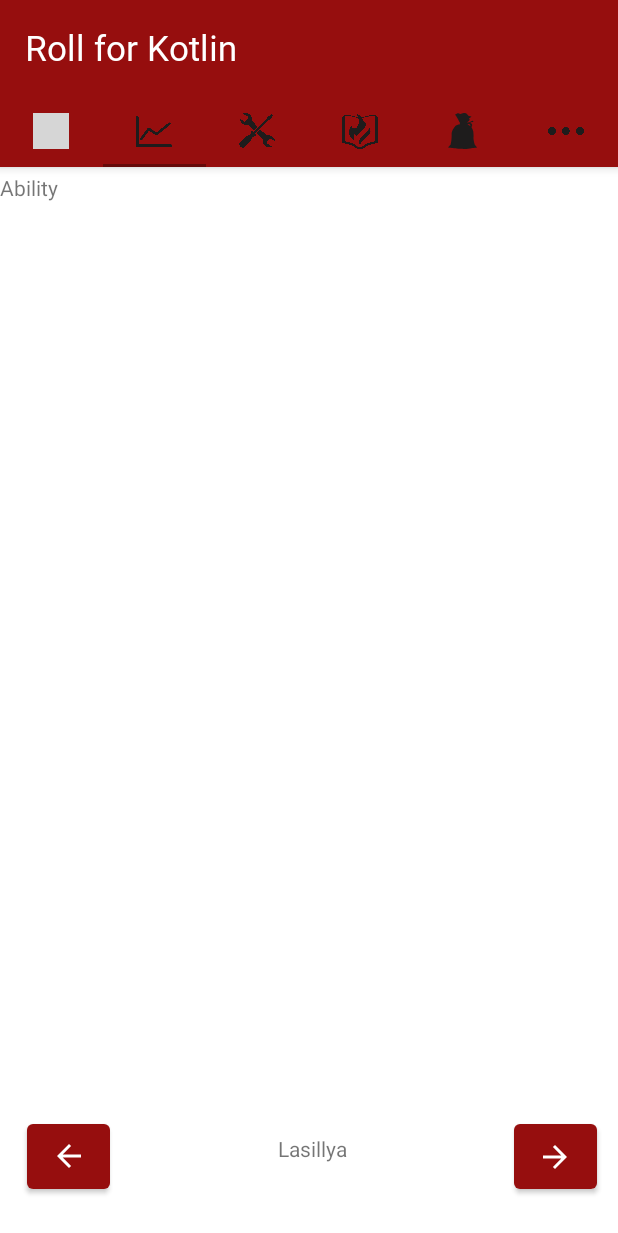
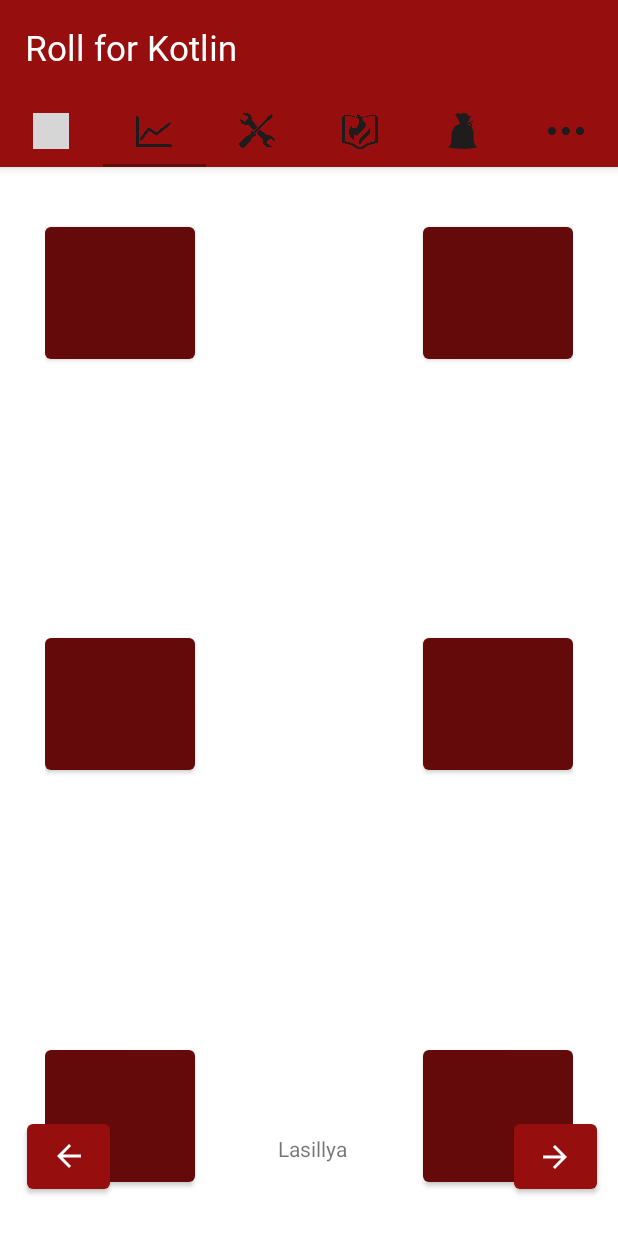
Before and after one commit to matf-pp/2021_Roll-for-Kotlin, an Android app: the RaceFragment screen opened directly, with no data from a screen before it, tab 2 chosen, on a phone screen of 412 x 824 dp. Shown: the top 1233 px of the screen. Run offline under Robolectric (Android 15) with nearby library versions, the phone set to English and light mode, and no system bars; grey boxes are pictures that could not be loaded.

Commit message:
Dizajn ability fragmenta

```diff
--- a/app/src/main/res/layout/fragment_ability.xml
+++ b/app/src/main/res/layout/fragment_ability.xml
@@ -1,14 +1,55 @@
 <?xml version="1.0" encoding="utf-8"?>
 <FrameLayout xmlns:android="http://schemas.android.com/apk/res/android"
+    xmlns:app="http://schemas.android.com/apk/res-auto"
     xmlns:tools="http://schemas.android.com/tools"
     android:layout_width="match_parent"
     android:layout_height="match_parent"
+    android:background="#FFFFFF"
+    android:paddingLeft="30dp"
+    android:paddingTop="30dp"
+    android:paddingRight="30dp"
+    android:paddingBottom="30dp"
     tools:context=".ui.main.fragments.RaceFragment">
 
-    <!-- TODO: Update blank fragment layout -->
-    <TextView
-        android:layout_width="match_parent"
-        android:layout_height="match_parent"
-        android:text="Ability" />
+    <Button
+        android:id="@+id/btnStrength"
+        android:layout_width="100dp"
+        android:layout_height="100dp"
+        android:textColor="#FFFFFF"
+        app:backgroundTint="#650A0A" />
 
+    <Button
+        android:id="@+id/btnDexterity"
+        android:layout_width="100dp"
+        android:layout_height="100dp"
+        android:layout_gravity="right"
+        app:backgroundTint="#650A0A" />
+
+    <Button
+        android:id="@+id/btnConstitution"
+        android:layout_width="100dp"
+        android:layout_height="100dp"
+        android:layout_gravity="center|left"
+        app:backgroundTint="#650A0A" />
+
+    <Button
+        android:id="@+id/btnIntelligence"
+        android:layout_width="100dp"
+        android:layout_height="100dp"
+        android:layout_gravity="center|right"
+        app:backgroundTint="#650A0A" />
+
+    <Button
+        android:id="@+id/btnWisdom"
+        android:layout_width="100dp"
+        android:layout_height="100dp"
+        android:layout_gravity="bottom|left"
+        app:backgroundTint="#650A0A" />
+
+    <Button
+        android:id="@+id/btnCharisma"
+        android:layout_width="100dp"
+        android:layout_height="100dp"
+        android:layout_gravity="bottom|right"
+        app:backgroundTint="#650A0A" />
 </FrameLayout>
--- a/app/src/main/res/values/strings.xml
+++ b/app/src/main/res/values/strings.xml
@@ -11,6 +11,7 @@
     <string name="next">Continue</string>
     <string name="logoimage">LogoImage</string>
     <string name="background">Background</string>
+    <string name="description"></string>
     <string name="klasa">Class</string>
     <string name="race">Race</string>
     <string-array name="levels">
```
Also changed, not shown: app/src/main/res/drawable-anydpi/ic_action_name.xml (added, +16 -0 lines), app/src/main/res/layout/fragment_race.xml (+7 -0 lines), app/src/main/res/drawable-hdpi/ic_action_name.png (added), app/src/main/res/drawable-mdpi/ic_action_name.png (added), app/src/main/res/drawable-xhdpi/ic_action_name.png (added), app/src/main/res/drawable-xxhdpi/ic_action_name.png (added).
